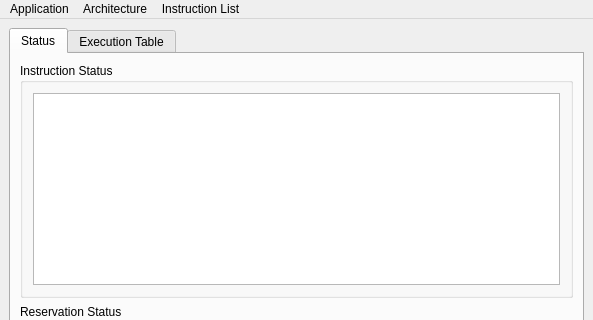
Above: mainwindow.ui from Ty-Frame/Tomasulos-Algorithm before the change; both pictures show x 0 to 593 and y 0 to 320 of the 593 by 824 pixel window. Below: the same form after it.
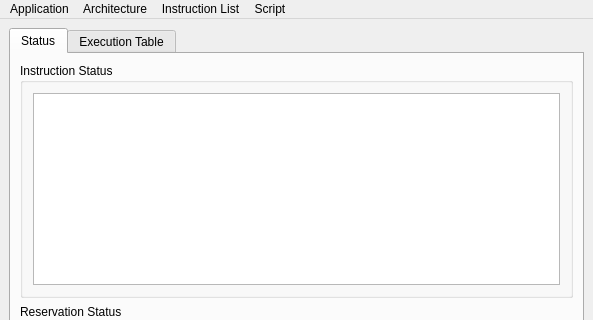
That is the form after the change.

```diff
--- a/mainwindow.ui
+++ b/mainwindow.ui
@@ -323,9 +323,18 @@
     <addaction name="actionEdit_Instruction_List"/>
     <addaction name="actionLoad_Instruction_List"/>
    </widget>
+   <widget class="QMenu" name="menuScript">
+    <property name="title">
+     <string>Script</string>
+    </property>
+    <addaction name="actionCreate_Script"/>
+    <addaction name="actionEdit_Script"/>
+    <addaction name="actionLoad_Script"/>
+   </widget>
    <addaction name="menuApplication"/>
    <addaction name="menuArchitecture"/>
    <addaction name="menuInstruction_List"/>
+   <addaction name="menuScript"/>
   </widget>
   <widget class="QStatusBar" name="statusbar"/>
   <action name="actionClose_Application">
```
Left out of the diff: 15 changed lines with no effect on the pictures.
